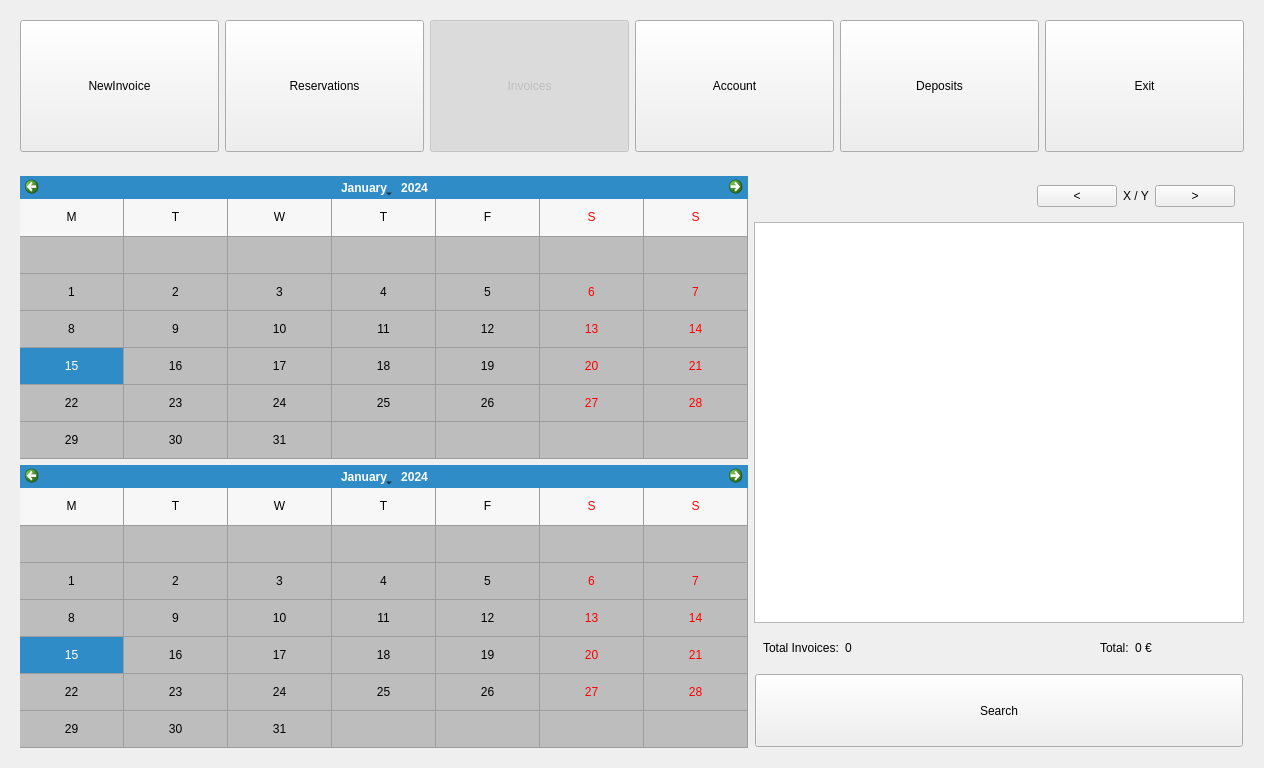
Before: the Qt Designer form penyamanager/user/invoicelistwindow.ui in eguzki/penyamanager, drawn with Qt 5.
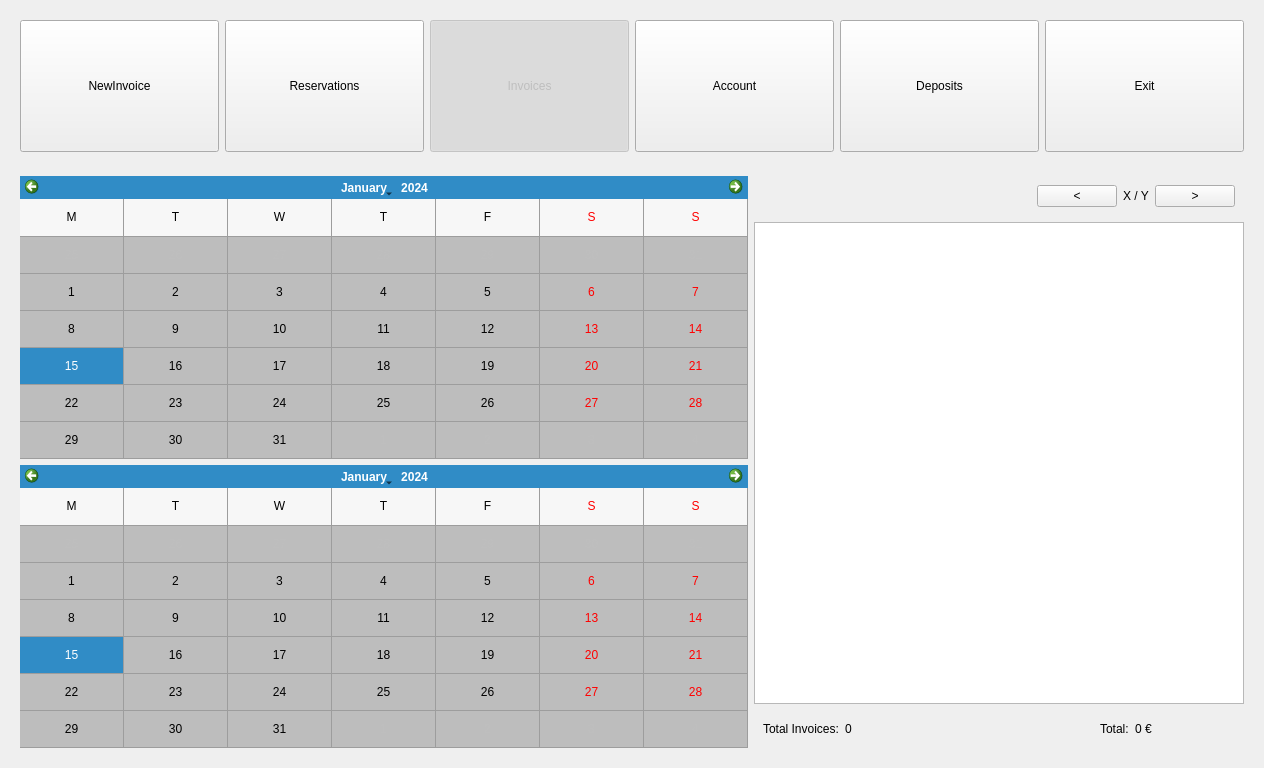
After: the same form once the commit is applied.

Commit message: invoicelistwindow: search automatic on date changed

What changed in the file:
```diff
--- a/penyamanager/user/invoicelistwindow.ui
+++ b/penyamanager/user/invoicelistwindow.ui
@@ -389,52 +389,6 @@
            </layout>
           </widget>
          </item>
-         <item>
-          <widget class="QWidget" name="botPanelWidget" native="true">
-           <property name="minimumSize">
-            <size>
-             <width>0</width>
-             <height>75</height>
-            </size>
-           </property>
-           <property name="maximumSize">
-            <size>
-             <width>16777215</width>
-             <height>75</height>
-            </size>
-           </property>
-           <layout class="QHBoxLayout" name="horizontalLayout_3">
-            <property name="spacing">
-             <number>10</number>
-            </property>
-            <property name="leftMargin">
-             <number>1</number>
-            </property>
-            <property name="topMargin">
-             <number>1</number>
-            </property>
-            <property name="rightMargin">
-             <number>1</number>
-            </property>
-            <property name="bottomMargin">
-             <number>1</number>
-            </property>
-            <item>
-             <widget class="QPushButton" name="searchPushButton">
-              <property name="sizePolicy">
-               <sizepolicy hsizetype="Minimum" vsizetype="Expanding">
-                <horstretch>0</horstretch>
-                <verstretch>0</verstretch>
-               </sizepolicy>
-              </property>
-              <property name="text">
-               <string>Search</string>
-              </property>
-             </widget>
-            </item>
-           </layout>
-          </widget>
-         </item>
         </layout>
        </widget>
       </item>
```
The commit also changes 8 other files.
